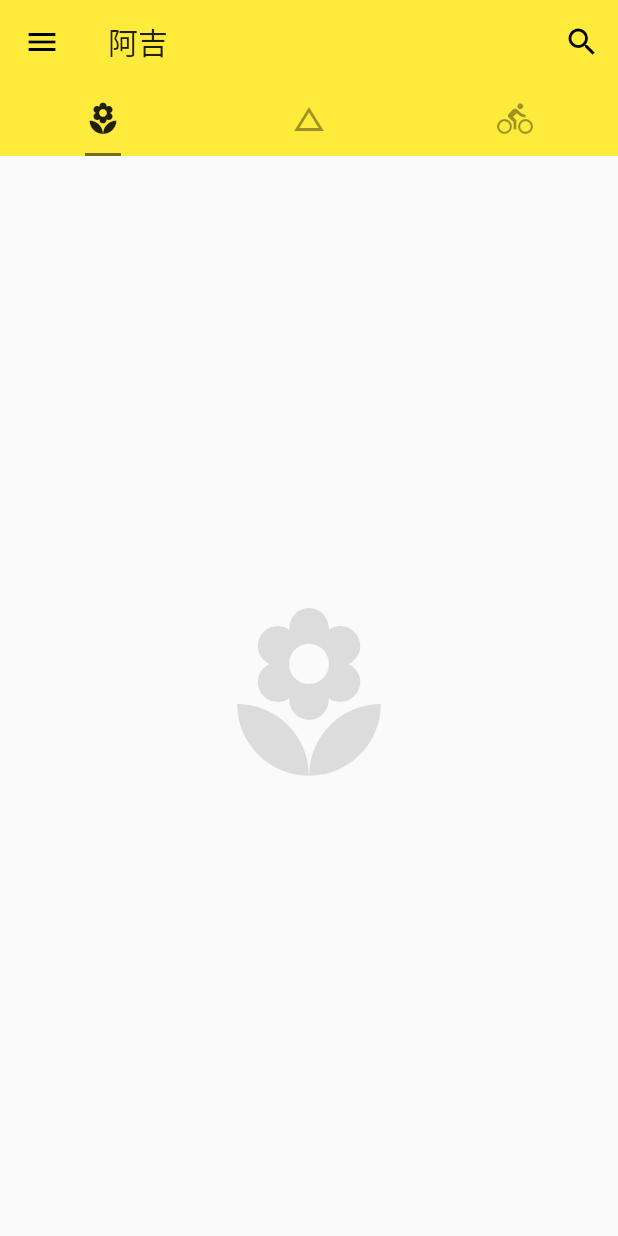
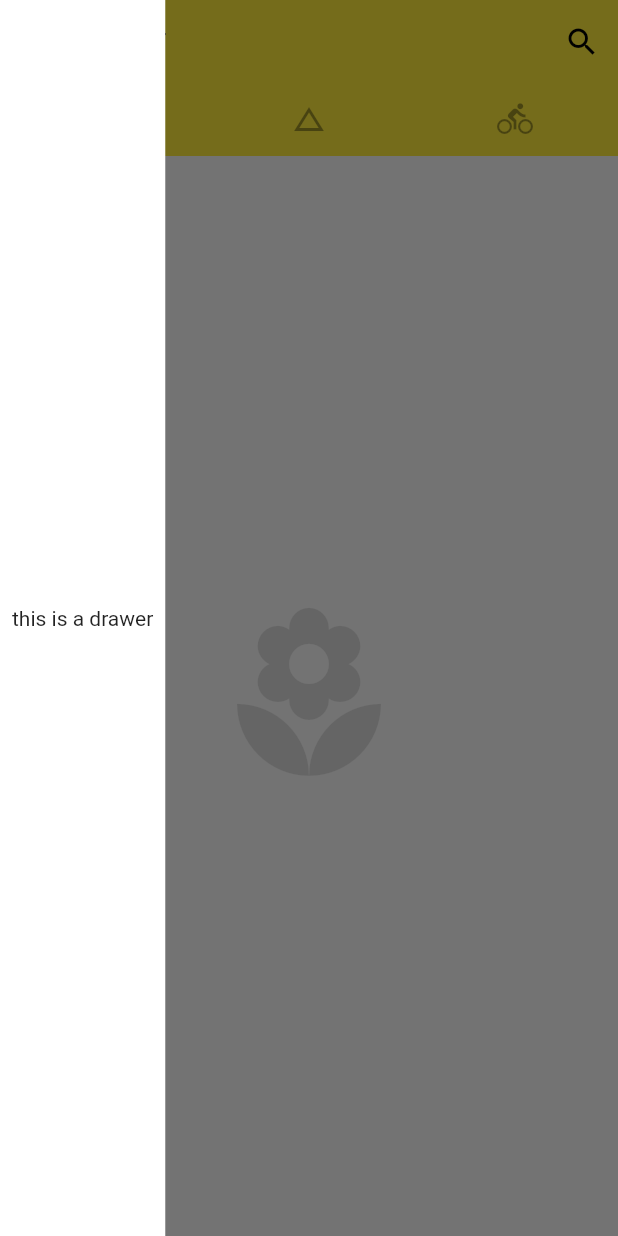
Before and after one commit to lxhguard/hello_flutter, a Flutter app: the screen it shows after launch, with the side drawer open (before the commit the screen has no drawer), on a phone screen of 412 x 824 dp. Run offline on Flutter 3.47's test engine with Material 2 defaults, Android fonts, the phone set to English and light mode, and no system bars.

Commit message:
feat: use drawer/endDrawer

```diff
--- a/lib/main.dart
+++ b/lib/main.dart
@@ -68,7 +68,17 @@ class Home extends StatelessWidget {
               Icon(Icons.change_history, size: 128.0, color: Colors.black12),
               Icon(Icons.directions_bike, size: 128.0, color: Colors.black12),
             ],
+        ),
+        drawer: Container(
+          color: Colors.white,
+          padding: EdgeInsets.all(8.0),
+          child: Column(
+            mainAxisAlignment: MainAxisAlignment.center,
+            children: <Widget>[
+              Text('this is a drawer')
+            ],
           ),
+        ),
       )
     );
   }
```
Also changed, not shown: 1 other file.
